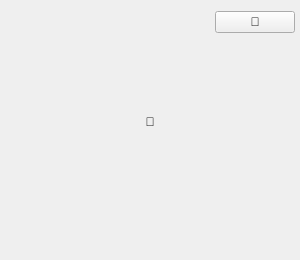
Old version of the form UiFiles/ProjectItemWidget.ui in the repository 625781186/QtSkin.
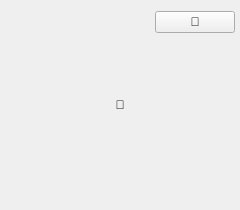
New version of the form.

Commit message: project item

Diff of the .ui file:
```diff
--- a/UiFiles/ProjectItemWidget.ui
+++ b/UiFiles/ProjectItemWidget.ui
@@ -6,25 +6,28 @@
    <rect>
     <x>0</x>
     <y>0</y>
-    <width>300</width>
-    <height>260</height>
+    <width>240</width>
+    <height>210</height>
    </rect>
   </property>
   <property name="minimumSize">
    <size>
-    <width>300</width>
-    <height>260</height>
+    <width>240</width>
+    <height>210</height>
    </size>
   </property>
   <property name="maximumSize">
    <size>
-    <width>300</width>
-    <height>260</height>
+    <width>240</width>
+    <height>210</height>
    </size>
   </property>
   <property name="windowTitle">
    <string>ProjectItemWidget</string>
   </property>
+  <property name="text">
+   <string></string>
+  </property>
   <property name="alignment">
    <set>Qt::AlignCenter</set>
   </property>
@@ -97,22 +100,6 @@
      </layout>
     </widget>
    </item>
-   <item>
-    <widget class="QLabel" name="labelEmpty">
-     <property name="minimumSize">
-      <size>
-       <width>0</width>
-       <height>164</height>
-      </size>
-     </property>
-     <property name="text">
-      <string></string>
-     </property>
-     <property name="alignment">
-      <set>Qt::AlignCenter</set>
-     </property>
-    </widget>
-   </item>
    <item>
     <spacer name="verticalSpacer">
      <property name="orientation">
@@ -131,13 +118,13 @@
      <property name="minimumSize">
       <size>
        <width>0</width>
-       <height>56</height>
+       <height>50</height>
       </size>
      </property>
      <property name="maximumSize">
       <size>
        <width>16777215</width>
-       <height>56</height>
+       <height>50</height>
       </size>
      </property>
      <layout class="QHBoxLayout" name="horizontalLayout_2">
```
The commit also changes 9 other files.
